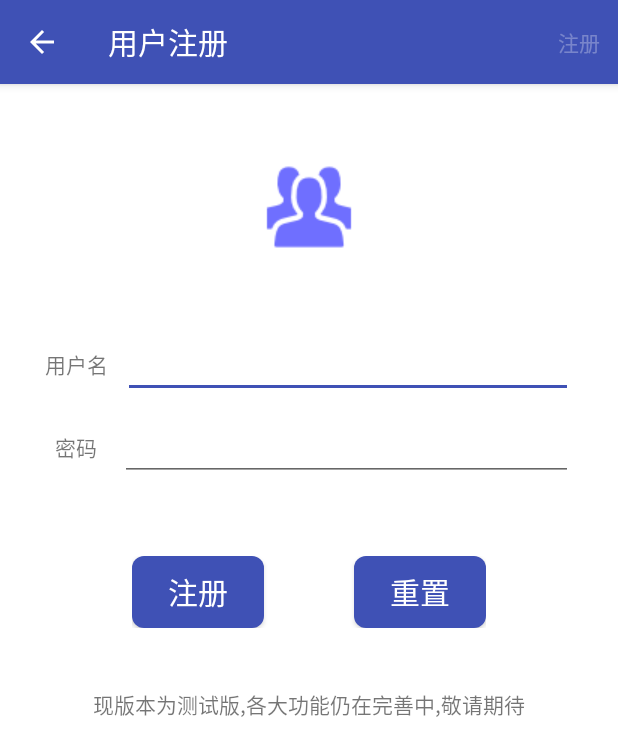
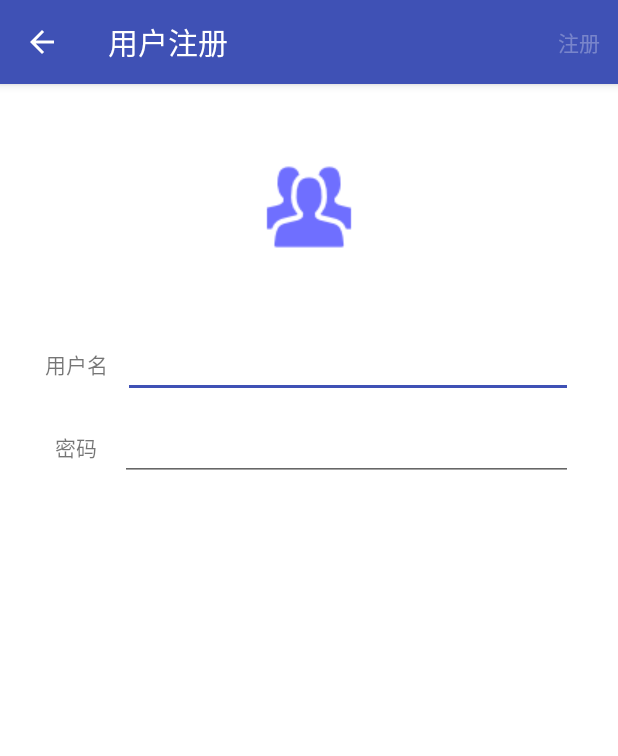
Before and after one commit to yanring/XiaoXingProject, an Android app: the SigninActivity screen opened directly, with no data from a screen before it, on a phone screen of 412 x 824 dp. Shown: the top 756 px of the screen. Run offline under Robolectric (Android 15) with nearby library versions, the phone set to English and light mode, and no system bars; libraries missing offline, so code that uses them is left out: cn.bmob.v3; network calls fail.

```diff
--- a/app/src/main/java/com/mygps/unrelated_to_function/start/WelcomeActivity.java
+++ b/app/src/main/java/com/mygps/unrelated_to_function/start/WelcomeActivity.java
@@ -44,6 +44,8 @@ public class WelcomeActivity extends AppCompatActivity {
         app = (MyApplication) getApplication();
 
         initView();
+        startActivity(new Intent(this,MainActivity.class));
+        finish();
     }
 
     private void initView() {
--- a/app/src/main/res/layout/activity_signin.xml
+++ b/app/src/main/res/layout/activity_signin.xml
@@ -66,39 +66,6 @@
                 android:inputType="textPassword" />
         </LinearLayout>
 
-        <LinearLayout
-            android:layout_width="wrap_content"
-            android:layout_height="wrap_content"
-            android:layout_gravity="center_horizontal"
-            android:layout_marginTop="50dp">
-
-            <Button
-                android:id="@+id/signin_signin"
-                android:layout_width="wrap_content"
-                android:layout_height="wrap_content"
-                android:background="@drawable/welcome_btn"
-                android:text="注册"
-                android:textColor="#ffffff"
-                android:textSize="20sp" />
-
-            <Button
-                android:id="@+id/signin_reset"
-                android:layout_width="wrap_content"
-                android:layout_height="wrap_content"
-                android:layout_marginLeft="60dp"
-                android:background="@drawable/welcome_btn"
-                android:text="重置"
-                android:textColor="#ffffff"
-                android:textSize="20sp" />
-
-        </LinearLayout>
-        <TextView
-            android:layout_width="wrap_content"
-            android:layout_height="wrap_content"
-            android:layout_gravity="center"
-            android:text="现版本为测试版,各大功能仍在完善中,敬请期待"
-            android:layout_marginTop="40dp"
-                />
     </LinearLayout>
 
 </LinearLayout>
```
Also changed, not shown: app/src/main/java/com/mygps/related_to_extra_function/MoreInfo/MoreInfoFragment.java (added, +54 -0 lines), app/src/main/java/com/mygps/unrelated_to_function/main/MainActivity.java (+17 -19 lines), app/src/main/res/layout/fragment_more_info.xml (added, +29 -0 lines), app/src/main/res/layout/item_equiplist.xml (+0 -48 lines), app/src/main/res/layout/more_info_blocks_listviewitem.xml (added, +39 -0 lines).
